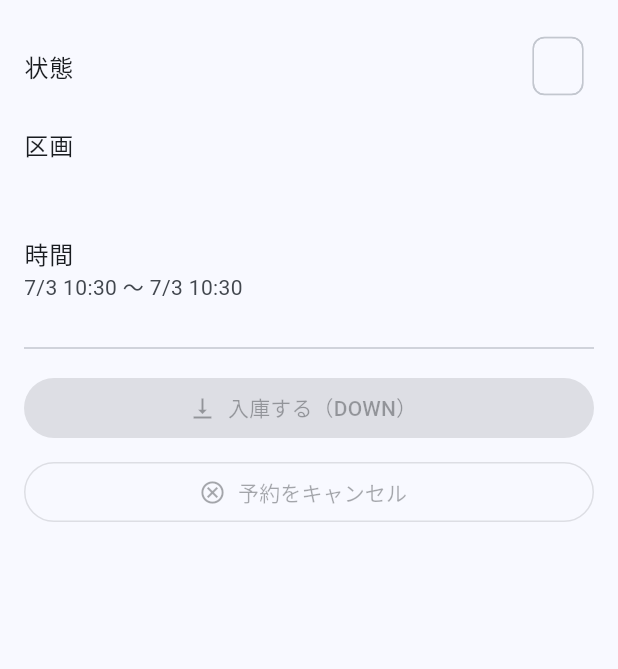
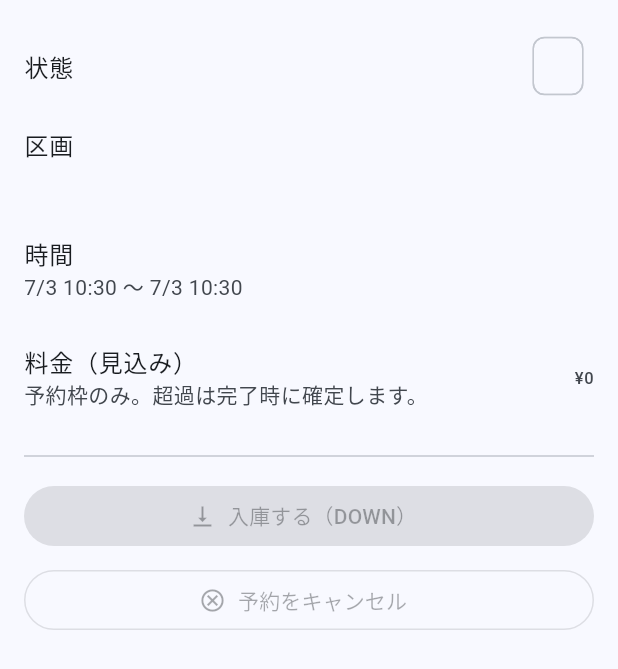
Before and after one commit to NEWGATE-engineer/test-parking-calendar-reservation, a Flutter app: the _DetailBody widget shown alone on an empty page, opened directly with empty values, on a phone screen of 412 x 824 dp. Shown: the top 669 px of the screen. Run offline on Flutter 3.47's test engine with Material 3 defaults, Android fonts, the phone set to English and light mode, and no system bars; our stand-ins replace dio, flutter_riverpod, flutter_secure_storage, go_router; accounts and stored records are empty; network calls fail.

Commit message:
feat(mobile): 利用終了・料金確認 UI（finish/fee）（mobile M3 残り）
予約詳細に「利用を終了する」と料金表示を追加。予約ライフサイクルがアプリで完結。

- Reservation に in_car・Fee モデル追加。repo に finish(POST /finish)・fetchFee(GET /{id}/fee)、
  feeProvider(FutureProvider.family)。
- 状態ヘルパー: canFinish=active/overstay かつ !in_car（出庫後のみ・grill で決定した C 方針）、
  showsConfirmedFee=completed。
- 詳細画面: 利用終了ボタン（canFinish で活性）→確認→finish→即完了メッセージ（在車時は保険で
  「出庫後に完了」）。料金セクション=完了前は estimated_slot_fee の見込み、完了後は fee GET の
  確定額（枠＋超過）、cancelled/no_show は非表示。ポーリングなし。
- docs/ui 活性表を in_car で精緻化（利用終了=出庫後のみ△・料金=見込み/確定・DOWN再入庫は未対応）。
- test: canFinish/showsConfirmedFee・finish/fetchFee repo・詳細画面（ボタン出し分け/finish/料金表示）。

flutter analyze 0・test 60→73・build web 成功。

Co-Authored-By: Claude Opus 4.8 (1M context) <noreply@anthropic.com>

```diff
--- /dev/null
+++ b/mobile/lib/src/reservations/fee.dart
@@ -0,0 +1,39 @@
+/// 料金（OpenAPI Fee）。完了時に確定、未確定なら status=pending。
+///
+/// 時刻は UTC。表示側でローカルへ変換する。
+class Fee {
+  const Fee({
+    required this.reservationId,
+    required this.slotFee,
+    required this.overstayFee,
+    required this.total,
+    required this.status,
+    this.calculatedAt,
+  });
+
+  final String reservationId;
+  final num slotFee;
+  final num overstayFee;
+  final num total;
+
+  /// 'pending'（確定待ち）/ 'confirmed'（確定）。
+  final String status;
+
+  /// 確定時刻（UTC）。未確定なら null。
+  final DateTime? calculatedAt;
+
+  /// 確定済みか。
+  bool get isConfirmed => status == 'confirmed';
+
+  factory Fee.fromJson(Map<String, dynamic> json) {
+    final calc = json['calculated_at'];
+    return Fee(
+      reservationId: json['reservation_id'] as String,
+      slotFee: json['slot_fee'] as num? ?? 0,
+      overstayFee: json['overstay_fee'] as num? ?? 0,
+      total: json['total'] as num? ?? 0,
+      status: json['status'] as String? ?? 'pending',
+      calculatedAt: calc is String ? DateTime.parse(calc) : null,
+    );
+  }
+}
--- a/mobile/lib/src/reservations/reservation.dart
+++ b/mobile/lib/src/reservations/reservation.dart
@@ -10,6 +10,7 @@ class Reservation {
     required this.status,
     required this.createdAt,
     this.estimatedSlotFee,
+    this.inCar = false,
   });
 
   final String id;
@@ -29,6 +30,9 @@ class Reservation {
   /// 予約枠の見込み額（作成・変更時に返る。確定額は Fee）。null あり。
   final num? estimatedSlotFee;
 
+  /// 在車中か（open な UsageRecord の有無）。利用終了ボタンの活性判定に使う。
+  final bool inCar;
+
   factory Reservation.fromJson(Map<String, dynamic> json) {
     return Reservation(
       id: json['id'] as String,
@@ -38,6 +42,7 @@ class Reservation {
       status: json['status'] as String? ?? 'reserved',
       createdAt: DateTime.parse(json['created_at'] as String),
       estimatedSlotFee: json['estimated_slot_fee'] as num?,
+      inCar: json['in_car'] as bool? ?? false,
     );
   }
 }
--- a/mobile/lib/src/reservations/reservation_detail_screen.dart
+++ b/mobile/lib/src/reservations/reservation_detail_screen.dart
@@ -79,6 +79,7 @@ class _ReservationDetailScreenState extends ConsumerState<ReservationDetailScree
             busy: _busy,
             onCancel: () => _cancel(r),
             onGateDown: () => _gateDown(r),
+            onFinish: () => _finish(r),
           );
         },
         loading: () => const Center(child: CircularProgressIndicator()),
@@ -123,6 +124,38 @@ class _ReservationDetailScreenState extends ConsumerState<ReservationDetailScree
       _startPolling();
     } on ApiException catch (e) {
       _snack(_gateDownError(e));
+    } finally {
+      if (mounted) setState(() => _busy = false);
+    }
+  }
+
+  Future<void> _finish(Reservation r) async {
+    final ok = await showDialog<bool>(
+      context: context,
+      builder: (ctx) => AlertDialog(
+        title: const Text('利用を終了'),
+        content: const Text('この予約の利用を終了しますか？（料金が確定します）'),
+        actions: [
+          TextButton(onPressed: () => Navigator.of(ctx).pop(false), child: const Text('やめる')),
+          FilledButton(onPressed: () => Navigator.of(ctx).pop(true), child: const Text('利用終了')),
+        ],
+      ),
+    );
+    if (ok != true || !mounted) return;
+    setState(() => _busy = true);
+    try {
+      final updated = await ref.read(reservationsRepositoryProvider).finish(r.id);
+      ref.invalidate(reservationsProvider);
+      if (updated.status == 'completed') {
+        // 完了＝料金確定。料金表示を最新化してメッセージ。
+        ref.invalidate(feeProvider(r.id));
+        _snack('利用を終了しました。料金が確定しました。');
+      } else {
+        // 在車中に呼ばれた場合（通常はボタンを出さないが保険）＝出庫検知で完了。
+        _snack('利用終了を受け付けました。出庫後に完了します。');
+      }
+    } on ApiException catch (e) {
+      _snack(e.code == 'not_finishable' ? 'この予約は利用終了できません。' : e.message);
     } finally {
       if (mounted) setState(() => _busy = false);
     }
@@ -179,14 +212,15 @@ class _ReservationDetailScreenState extends ConsumerState<ReservationDetailScree
   }
 }
 
-/// 詳細の本文。予約情報と、状態に応じたアクション（キャンセル・DOWN）を表示する。
-class _DetailBody extends StatelessWidget {
+/// 詳細の本文。予約情報・料金・状態に応じたアクション（DOWN・利用終了・キャンセル）を表示する。
+class _DetailBody extends ConsumerWidget {
   const _DetailBody({
     required this.reservation,
     required this.waitingEntry,
     required this.busy,
     required this.onCancel,
     required this.onGateDown,
+    required this.onFinish,
   });
 
   final Reservation reservation;
@@ -194,9 +228,10 @@ class _DetailBody extends StatelessWidget {
   final bool busy;
   final VoidCallback onCancel;
   final VoidCallback onGateDown;
+  final VoidCallback onFinish;
 
   @override
-  Widget build(BuildContext context) {
+  Widget build(BuildContext context, WidgetRef ref) {
     final r = reservation;
     final now = DateTime.now();
     final gateDownEnabled = canGateDown(
@@ -206,6 +241,7 @@ class _DetailBody extends StatelessWidget {
       end: r.endTime,
     );
     final cancelEnabled = canCancel(r.status);
+    final finishEnabled = canFinish(status: r.status, inCar: r.inCar);
 
     return ListView(
       padding: const EdgeInsets.all(16),
@@ -225,6 +261,7 @@ class _DetailBody extends StatelessWidget {
           title: const Text('時間'),
           subtitle: Text('${formatLocalDateTime(r.startTime)} 〜 ${formatLocalDateTime(r.endTime)}'),
         ),
+        _MoneySection(reservation: r),
         const Divider(height: 32),
         if (waitingEntry) ...[
           const Row(
@@ -246,6 +283,14 @@ class _DetailBody extends StatelessWidget {
           icon: const Icon(Icons.vertical_align_bottom),
           label: const Text('入庫する（DOWN）'),
         ),
+        if (finishEnabled) ...[
+          const SizedBox(height: 8),
+          FilledButton.tonalIcon(
+            onPressed: busy ? null : onFinish,
+            icon: const Icon(Icons.flag_outlined),
+            label: const Text('利用を終了する'),
+          ),
+        ],
         const SizedBox(height: 8),
         OutlinedButton.icon(
           onPressed: (busy || waitingEntry || !cancelEnabled) ? null : onCancel,
@@ -256,3 +301,55 @@ class _DetailBody extends StatelessWidget {
     );
   }
 }
+
+/// 料金セクション。完了後は確定額（fee GET）、完了前は見込み額（予約の estimated_slot_fee）を表示。
+/// cancelled / no_show は料金を表示しない。
+class _MoneySection extends ConsumerWidget {
+  const _MoneySection({required this.reservation});
+
+  final Reservation reservation;
+
+  @override
+  Widget build(BuildContext context, WidgetRef ref) {
+    final r = reservation;
+
+    // 完了：確定額を fee GET から。
+    if (showsConfirmedFee(r.status)) {
+      return ref.watch(feeProvider(r.id)).when(
+        data: (fee) => ListTile(
+          contentPadding: EdgeInsets.zero,
+          title: const Text('料金（確定）'),
+          subtitle: Text('枠 ¥${_yen(fee.slotFee)} ＋ 超過 ¥${_yen(fee.overstayFee)}'),
+          trailing: Text('¥${_yen(fee.total)}', style: const TextStyle(fontWeight: FontWeight.w700)),
+        ),
+        loading: () => const ListTile(
+          contentPadding: EdgeInsets.zero,
+          title: Text('料金（確定）'),
+          trailing: SizedBox(width: 18, height: 18, child: CircularProgressIndicator(strokeWidth: 2)),
+        ),
+        error: (_, _) => const ListTile(
+          contentPadding: EdgeInsets.zero,
+          title: Text('料金（確定）'),
+          subtitle: Text('取得できませんでした'),
+        ),
+      );
+    }
+
+    // 取消・ノーショーは料金なし。
+    if (r.status == 'cancelled' || r.status == 'no_show') {
+      return const SizedBox.shrink();
+    }
+
+    // 完了前：予約枠の見込み額（超過は完了時に確定）。
+    final est = reservation.estimatedSlotFee;
+    return ListTile(
+      contentPadding: EdgeInsets.zero,
+      title: const Text('料金（見込み）'),
+      subtitle: const Text('予約枠のみ。超過は完了時に確定します。'),
+      trailing: Text(est == null ? '—' : '¥${_yen(est)}'),
+    );
+  }
+}
+
+/// 金額を円の整数表記にする（端数は四捨五入）。
+String _yen(num v) => v.round().toString();
--- a/mobile/lib/src/reservations/reservation_status.dart
+++ b/mobile/lib/src/reservations/reservation_status.dart
@@ -32,6 +32,18 @@ String reservationStatusLabel(String status) {
 /// キャンセル可能か（reserved のみ・OpenAPI/処理一覧と一致）。
 bool canCancel(String status) => status == 'reserved';
 
+/// 利用終了を申告できるか。active/overstay かつ **在車していない**（出庫済み）。
+///
+/// backend は在車中の finish も受け付けるが、モバイルは「出庫してから押す」運用にするため、
+/// 在車中（in_car=true）はボタンを出さない（画面設計の活性表を in_car で精緻化）。
+bool canFinish({required String status, required bool inCar}) {
+  if (status != 'active' && status != 'overstay') return false;
+  return !inCar;
+}
+
+/// 料金セクションを表示するか（完了時のみ確定額を出す）。完了前は予約の見込み額を別途表示する。
+bool showsConfirmedFee(String status) => status == 'completed';
+
 /// DOWN（入庫）指示が可能か。reserved かつ現在時刻が予約期間 [start, end] 内。
 ///
 /// 「予約期間に入ってから活性」（画面設計 △）を前向きに制御し、409 invalid_state を極力出さない。
```
Also changed, not shown: mobile/lib/src/reservations/reservations_repository.dart (+33 -0 lines), 4 other files.
